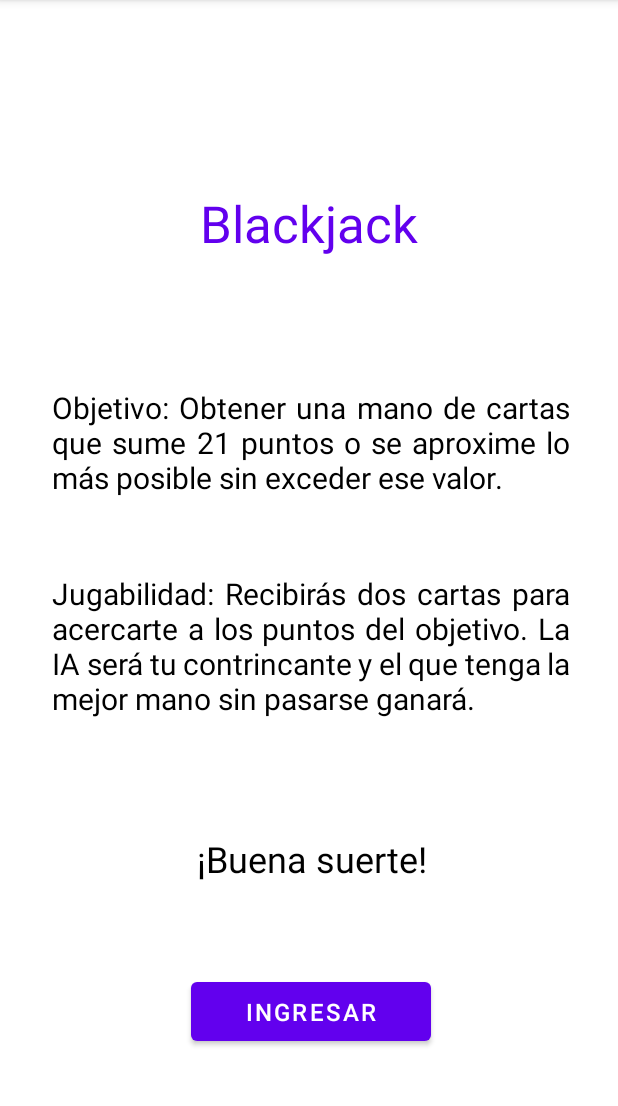
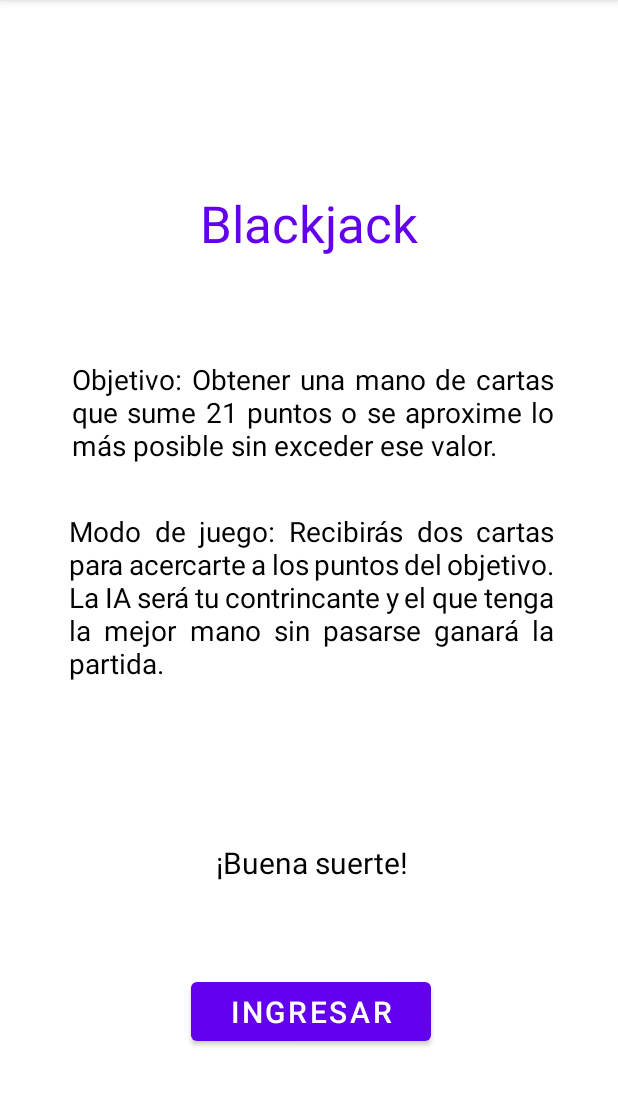
Before and after one commit to guadavaquer/final-am-acn4bv-vaquer, an Android app: the Activity3 screen opened directly, with no data from a screen before it, on a phone screen of 412 x 824 dp, the part 84-1190 px from its top. Run offline under Robolectric (Android 15) with nearby library versions, the phone set to English and light mode, and no system bars.

Commit message:
Se realiza limpieza general de código

```diff
--- a/app/src/main/java/com/example/final_am_acn4bv_vaquer/Activity2.java
+++ b/app/src/main/java/com/example/final_am_acn4bv_vaquer/Activity2.java
@@ -33,10 +33,6 @@ public class Activity2 extends AppCompatActivity {
             }
         });
 
-        //Button btn_ranking = btn_ranking;
-
-        // btn_ranking=findViewById(R.id.btn_ranking);
-
         btn_ranking.setOnClickListener(new View.OnClickListener() {
             @Override
             public void onClick(View v) {
--- a/app/src/main/res/layout/activity_3.xml
+++ b/app/src/main/res/layout/activity_3.xml
@@ -8,8 +8,9 @@
 
     <TextView
         android:id="@+id/textView4"
-        android:layout_width="345dp"
-        android:layout_height="wrap_content"
+        android:layout_width="321dp"
+        android:layout_height="93dp"
+        android:layout_marginTop="32dp"
         android:includeFontPadding="false"
         android:justificationMode="inter_word"
         android:lineSpacingExtra="0dp"
@@ -18,44 +19,45 @@
         android:textAllCaps="false"
         android:textColor="@color/black"
         android:textIsSelectable="false"
-        android:textSize="20sp"
+        android:textSize="18.5sp"
         app:layout_constraintBottom_toBottomOf="parent"
         app:layout_constraintEnd_toEndOf="parent"
-        app:layout_constraintHorizontal_bias="0.515"
+        app:layout_constraintHorizontal_bias="0.533"
         app:layout_constraintStart_toStartOf="parent"
-        app:layout_constraintTop_toTopOf="parent"
-        app:layout_constraintVertical_bias="0.373"
+        app:layout_constraintTop_toBottomOf="@+id/textView3"
+        app:layout_constraintVertical_bias="0.083"
         tools:ignore="MissingConstraints" />
 
     <TextView
         android:id="@+id/textView5"
-        android:layout_width="345dp"
-        android:layout_height="wrap_content"
+        android:layout_width="323dp"
+        android:layout_height="145dp"
+        android:layout_marginTop="8dp"
+        android:includeFontPadding="false"
         android:justificationMode="inter_word"
-        android:includeFontPadding="false"
         android:lineSpacingExtra="0dp"
-        android:text="Jugabilidad: Recibirás dos cartas para acercarte a los puntos del objetivo. La IA será tu contrincante y el que tenga la mejor mano sin pasarse ganará."
+        android:text="Modo de juego: Recibirás dos cartas para acercarte a los puntos del objetivo. La IA será tu contrincante y el que tenga la mejor mano sin pasarse ganará la partida."
         android:textColor="@color/black"
-        android:textSize="20sp"
+        android:textSize="18.5sp"
         app:layout_constraintBottom_toBottomOf="parent"
         app:layout_constraintEnd_toEndOf="parent"
-        app:layout_constraintHorizontal_bias="0.515"
+        app:layout_constraintHorizontal_bias="0.522"
         app:layout_constraintStart_toStartOf="parent"
-        app:layout_constraintTop_toTopOf="parent"
-        app:layout_constraintVertical_bias="0.57"
+        app:layout_constraintTop_toBottomOf="@+id/textView4"
+        app:layout_constraintVertical_bias="0.0"
         tools:ignore="MissingConstraints" />
 
     <TextView
         android:id="@+id/textView6"
         android:layout_width="345dp"
         android:layout_height="wrap_content"
+        android:includeFontPadding="false"
         android:justificationMode="inter_word"
-        android:includeFontPadding="false"
         android:lineSpacingExtra="0dp"
         android:text="¡Buena suerte!"
         android:textAlignment="center"
         android:textColor="@color/black"
-        android:textSize="24sp"
+        android:textSize="20sp"
         app:layout_constraintBottom_toBottomOf="parent"
         app:layout_constraintEnd_toEndOf="parent"
         app:layout_constraintHorizontal_bias="0.515"
@@ -86,7 +88,7 @@
         android:layout_marginBottom="68dp"
         android:text="INGRESAR"
         android:textAlignment="center"
-        android:textSize="16sp"
+        android:textSize="20sp"
         app:layout_constraintBottom_toBottomOf="parent"
         app:layout_constraintEnd_toEndOf="parent"
         app:layout_constraintHorizontal_bias="0.505"
--- a/app/src/main/res/layout/activity_juego1.xml
+++ b/app/src/main/res/layout/activity_juego1.xml
@@ -30,13 +30,14 @@
         android:layout_marginStart="46dp"
         android:layout_marginTop="48dp"
         android:layout_marginEnd="46dp"
-        android:layout_marginBottom="68dp"
+        android:layout_marginBottom="90dp"
         android:text="TIRAR UNA CARTA"
         android:textSize="20sp"
         app:layout_constraintBottom_toBottomOf="parent"
         app:layout_constraintEnd_toEndOf="parent"
         app:layout_constraintStart_toStartOf="parent"
-        app:layout_constraintTop_toBottomOf="@+id/imageView3" />
+        app:layout_constraintTop_toBottomOf="@+id/imageView3"
+        app:layout_constraintVertical_bias="1.0" />
 
 
 </androidx.constraintlayout.widget.ConstraintLayout>
--- a/app/src/main/res/layout/activity_juego4.xml
+++ b/app/src/main/res/layout/activity_juego4.xml
@@ -23,12 +23,12 @@
 
     <Button
         android:id="@+id/btn_continuar"
-        android:layout_width="213dp"
-        android:layout_height="52dp"
+        android:layout_width="235dp"
+        android:layout_height="60dp"
         android:layout_marginStart="46dp"
         android:layout_marginTop="8dp"
         android:layout_marginEnd="46dp"
-        android:layout_marginBottom="68dp"
+        android:layout_marginBottom="90dp"
         android:text="CONTINUAR"
         android:textSize="20sp"
         app:layout_constraintBottom_toBottomOf="parent"
--- a/app/src/main/res/layout/activity_juego5.xml
+++ b/app/src/main/res/layout/activity_juego5.xml
@@ -8,12 +8,12 @@
 
     <Button
         android:id="@+id/btn_continuar"
-        android:layout_width="221dp"
-        android:layout_height="53dp"
+        android:layout_width="230dp"
+        android:layout_height="59dp"
         android:layout_marginStart="46dp"
         android:layout_marginTop="244dp"
         android:layout_marginEnd="46dp"
-        android:layout_marginBottom="68dp"
+        android:layout_marginBottom="90dp"
         android:text="CONTINUAR"
         android:textSize="20sp"
         app:layout_constraintBottom_toBottomOf="parent"
--- a/app/src/main/res/layout/activity_main.xml
+++ b/app/src/main/res/layout/activity_main.xml
@@ -19,16 +19,16 @@
     <TextView
         android:layout_width="263dp"
         android:layout_height="68dp"
-        android:layout_marginTop="32dp"
+        android:layout_marginTop="140dp"
         android:text="¡Bienvenido!"
         android:textAlignment="center"
         android:textColor="@color/white"
         android:textSize="44sp"
-        app:layout_constraintBottom_toBottomOf="parent"
+        app:layout_constraintBottom_toTopOf="@+id/imageView"
         app:layout_constraintEnd_toEndOf="parent"
         app:layout_constraintStart_toStartOf="parent"
         app:layout_constraintTop_toTopOf="parent"
-        app:layout_constraintVertical_bias="0.256" />
+        app:layout_constraintVertical_bias="0.0" />
 
     <Button
         android:id="@+id/btn_comenzar"
```
Also changed, not shown: app/src/main/java/com/example/final_am_acn4bv_vaquer/ActivityJuego1.java (+0 -42 lines), app/src/main/java/com/example/final_am_acn4bv_vaquer/LoginActivity.java (+0 -19 lines), app/src/main/java/com/example/final_am_acn4bv_vaquer/MainActivity.java (+0 -15 lines), app/src/main/res/layout/activity_2.xml (+4 -4 lines), app/src/main/res/layout/activity_juego2.xml (+8 -7 lines), app/src/main/res/layout/activity_juego3.xml (+6 -4 lines), app/src/main/res/layout/activity_juego6.xml (+9 -7 lines), app/src/main/res/layout/activity_login.xml (+14 -10 lines), app/src/main/res/layout/activity_ranking.xml (+23 -8 lines), app/src/main/res/layout/activity_register.xml (+7 -4 lines).
